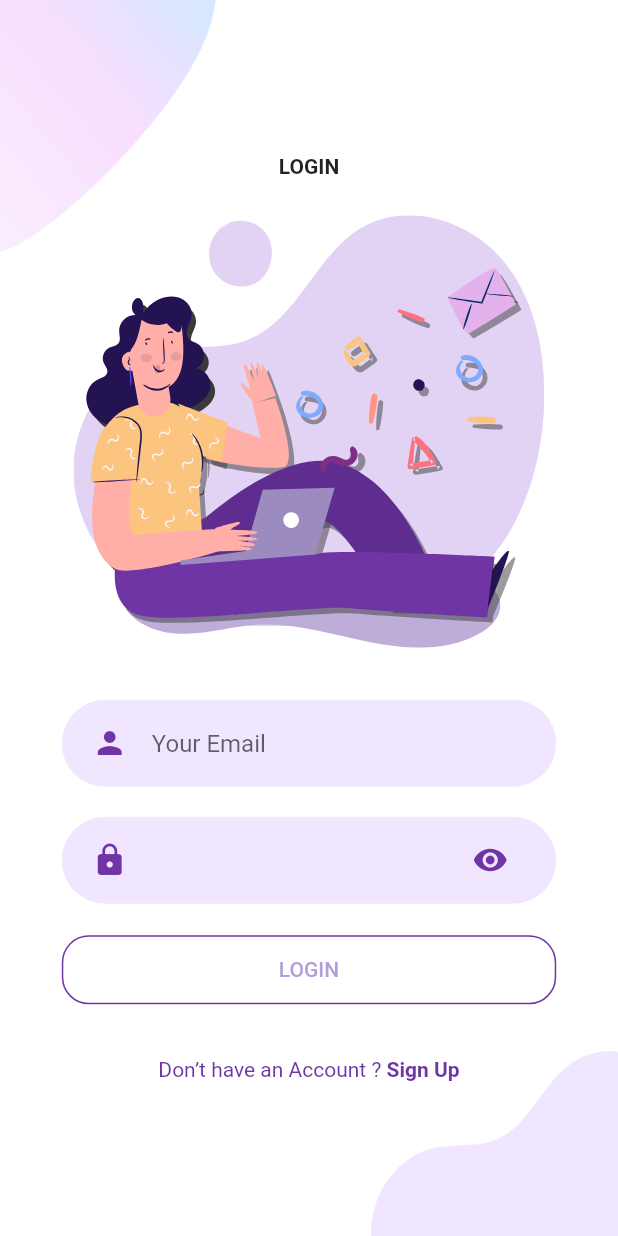
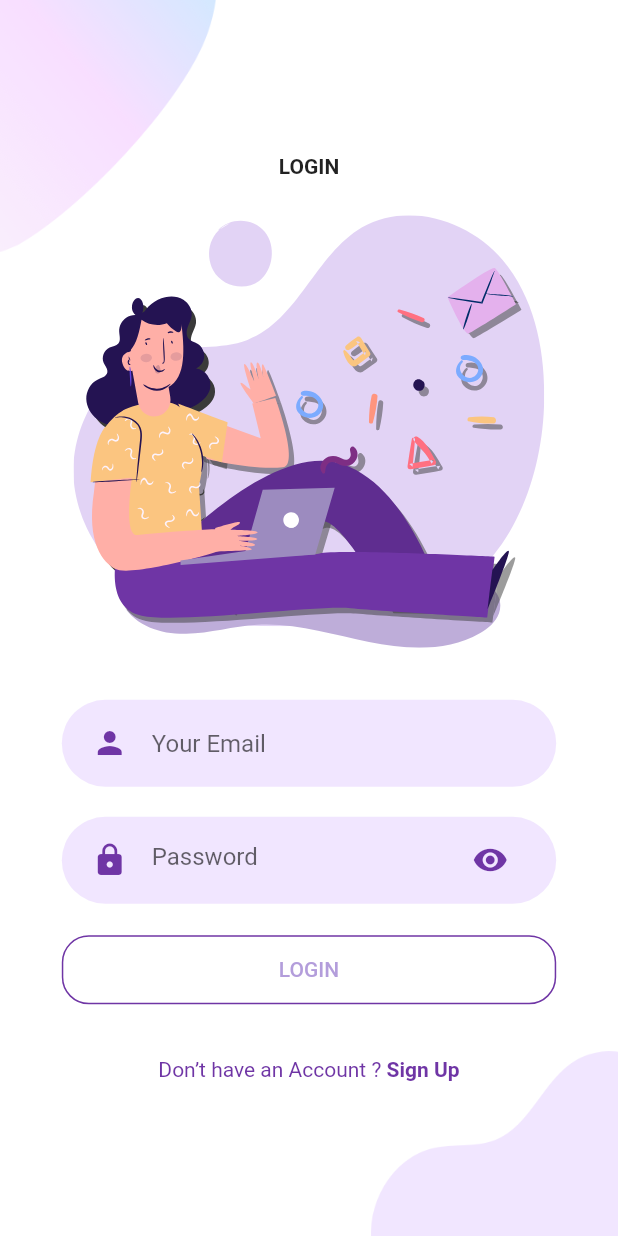
Before and after one commit to Dekaver/homely, a Flutter app: the screen it shows after launch, after a tap on "LOGIN", on a phone screen of 412 x 824 dp. Run offline on Flutter 3.47's test engine with Material 2 defaults, Android fonts, the phone set to English and light mode, and no system bars; our stand-ins replace flutter_svg, shared_preferences; network calls fail.

Commit message:
fitur login

```diff
--- a/lib/Screens/Login/components/body.dart
+++ b/lib/Screens/Login/components/body.dart
@@ -1,4 +1,7 @@
+import 'dart:convert';
+
 import 'package:flutter/material.dart';
+import 'package:homely/Screens/Home/home.dart';
 import 'package:homely/Screens/Login/components/background.dart';
 import 'package:homely/Screens/Signup/signup_screen.dart';
 import 'package:homely/components/already_have_an_account_acheck.dart';
@@ -7,6 +10,8 @@ import 'package:homely/components/rounded_input_field.dart';
 import 'package:homely/components/rounded_password_field.dart';
 import 'package:flutter_svg/svg.dart';
 import 'package:homely/constants.dart';
+import 'package:homely/network_utils/api.dart';
+import 'package:shared_preferences/shared_preferences.dart';
 
 class Body extends StatelessWidget {
   const Body({
@@ -16,6 +21,8 @@ class Body extends StatelessWidget {
   @override
   Widget build(BuildContext context) {
     Size size = MediaQuery.of(context).size;
+    TextEditingController emailText = TextEditingController();
+    TextEditingController passwordText = TextEditingController();
     return Background(
       child: SingleChildScrollView(
         child: Column(
@@ -33,9 +40,12 @@ class Body extends StatelessWidget {
             SizedBox(height: size.height * 0.03),
             RoundedInputField(
               hintText: "Your Email",
+              controller: emailText,
               onChanged: (value) {},
             ),
             RoundedPasswordField(
+              hintText: "Password",
+              controller: passwordText,
               onChanged: (value) {},
             ),
             RoundedButton(
@@ -43,7 +53,9 @@ class Body extends StatelessWidget {
               color: aPrimaryColor,
               rounded: 18.0,
               textColor: Colors.deepPurple.shade200,
-              press: () {},
+              press: () {
+                _login(context, emailText.text, passwordText.text);
+              },
             ),
             SizedBox(height: size.height * 0.03),
             AlreadyHaveAnAccountCheck(
@@ -63,4 +75,29 @@ class Body extends StatelessWidget {
       ),
     );
   }
+
+  void _login(BuildContext context, email, password) async {
+    var data = {'email': email, 'password': password};
+
+    var res = await Network().authData(data, '/api/login');
+    var body = json.decode(res.body);
+    if (body['status'] == "success") {
+      SharedPreferences localStorage = await SharedPreferences.getInstance();
+      localStorage.setString('token', json.encode(body['content']['access_token']));
+      localStorage.setString('user', json.encode(body['content']['user']));
+      Navigator.push(
+        context,
+        new MaterialPageRoute(builder: (context) => HomeScreen()),
+      );
+    } else {
+      showDialog(
+        context: context,
+        builder: (context) {
+          return AlertDialog(
+            content: Text(body['msg'])
+          );
+        },
+      );
+    }
+  }
 }
--- a/lib/components/rounded_input_field.dart
+++ b/lib/components/rounded_input_field.dart
@@ -5,18 +5,21 @@ import 'package:homely/constants.dart';
 class RoundedInputField extends StatelessWidget {
   final String hintText;
   final IconData icon;
+  final TextEditingController controller;
   final ValueChanged<String> onChanged;
   const RoundedInputField({
     Key key,
     this.hintText,
     this.icon = Icons.person,
     this.onChanged,
+    this.controller,
   }) : super(key: key);
 
   @override
   Widget build(BuildContext context) {
     return TextFieldContainer(
       child: TextField(
+        controller: controller,
         onChanged: onChanged,
         cursorColor: aPrimaryColor,
         decoration: InputDecoration(
--- a/lib/components/rounded_password_field.dart
+++ b/lib/components/rounded_password_field.dart
@@ -5,10 +5,12 @@ import 'package:homely/constants.dart';
 class RoundedPasswordField extends StatelessWidget {
   final ValueChanged<String> onChanged;
   final String hintText;
+  final TextEditingController controller;
   const RoundedPasswordField({
     Key key,
     this.hintText,
     this.onChanged,
+    this.controller,
   }) : super(key: key);
 
   @override
@@ -17,6 +19,7 @@ class RoundedPasswordField extends StatelessWidget {
       child: TextField(
         obscureText: true,
         onChanged: onChanged,
+        controller: controller,
         cursorColor: aPrimaryColor,
         decoration: InputDecoration(
           hintText: hintText,
--- a/lib/network_utils/api.dart
+++ b/lib/network_utils/api.dart
@@ -2,8 +2,8 @@ import 'dart:convert';
 import 'package:http/http.dart' as http;
 import 'package:shared_preferences/shared_preferences.dart';
 
-class Network{
-  final String _url = 'https://8133cc54b5c6.ngrok.io/api/login';
+class Network {
+  final String _url = 'https://8133cc54b5c6.ngrok.io';
   //if you are using android studio emulator, change localhost to 10.0.2.2
   var token;
 
@@ -31,8 +31,8 @@ class Network{
   }
 
   _setHeaders() => {
-    'Content-type' : 'application/json',
-    'Accept' : 'application/json',
-    'Authorization' : 'Bearer $token'
+    'Content-type': 'application/json',
+    'Accept': 'application/json',
+    'Authorization': 'Bearer $token'
   };
 }
--- a/pubspec.yaml
+++ b/pubspec.yaml
@@ -29,7 +29,7 @@ dependencies:
   # Use with the CupertinoIcons class for iOS style icons.
   cupertino_icons: ^1.0.2
   flutter_svg: ^ 0.21.0
-  shared_preferences: ^0.5.6+1
+  shared_preferences: ^2.0.5
   http: ^0.12.0+4
 
 
```
Also changed, not shown: pubspec.lock.
